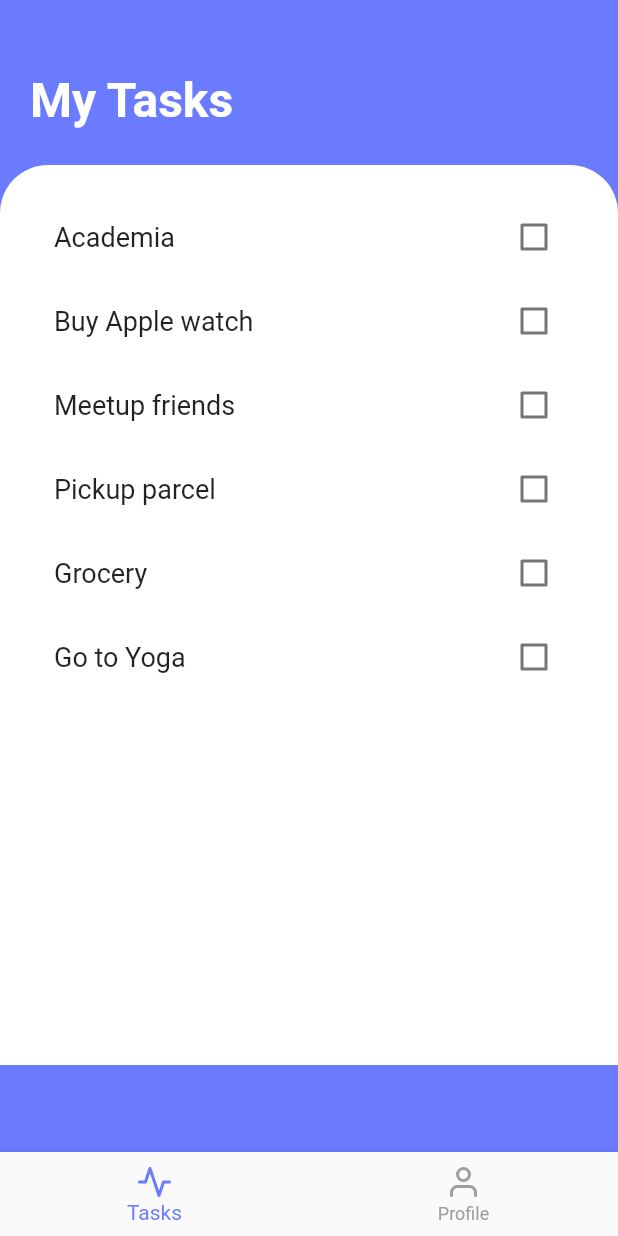
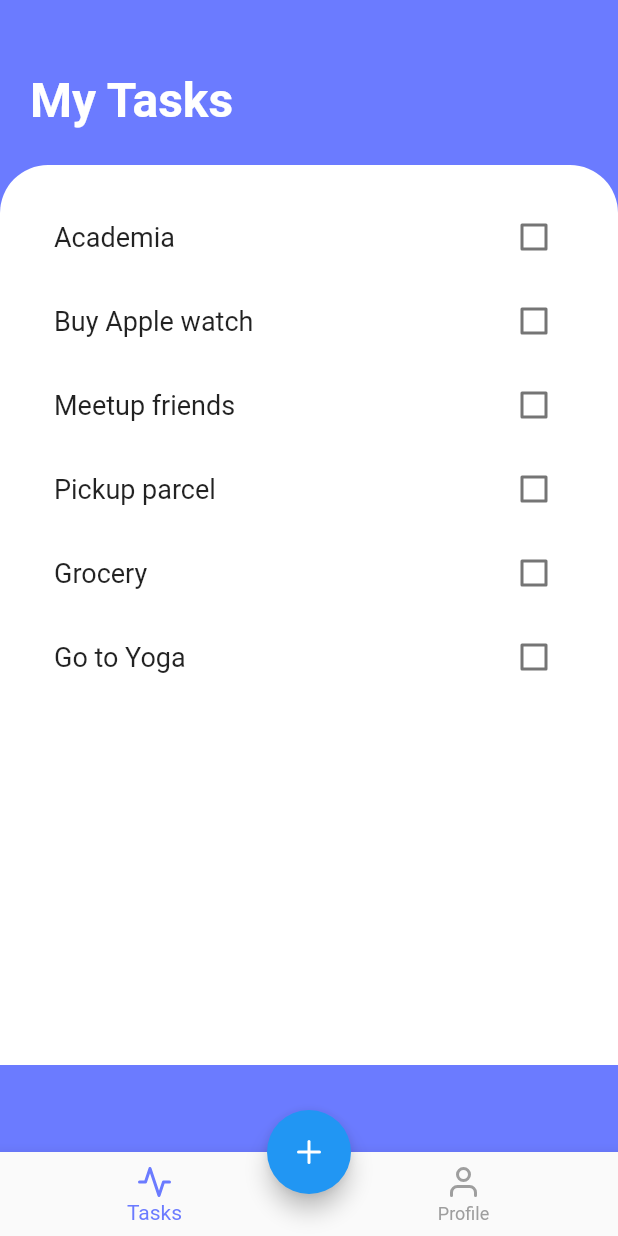
Before and after one commit to Wandersonjack/tomate-timer, a Flutter app: the screen it shows after launch, on a phone screen of 412 x 824 dp. Run offline on Flutter 3.47's test engine with Material 2 defaults, Android fonts, the phone set to English and light mode, and no system bars; our stand-ins replace flutter_feather_icons; missing offline and left inert: flutter_sound; Roboto replaces fonts that are missing (SF Compact Display).

Commit message:
add floating action button

```diff
--- a/lib/screens/home_screen.dart
+++ b/lib/screens/home_screen.dart
@@ -36,7 +36,7 @@ class _HomeScreenState extends State<HomeScreen> {
       body: SafeArea(
         child: PageView(
           controller: _pageController,
-          onPageChanged: (index){
+          onPageChanged: (index) {
             setState(() {
               _currentIndex = index;
             });
@@ -64,15 +64,24 @@ class _HomeScreenState extends State<HomeScreen> {
           ),
         ],
       ),
+      floatingActionButtonLocation: FloatingActionButtonLocation.centerDocked,
+      floatingActionButton: FloatingActionButton(
+        onPressed: () {},
+        child: Icon(
+          FeatherIcons.plus,
+        ),
+      ),
     );
   }
 
-
-  void _onTappedItem(int index){
-    setState((){
+  void _onTappedItem(int index) {
+    setState(() {
       _currentIndex = index;
-      _pageController.animateToPage(index, duration: Duration(microseconds: 500,), curve: Curves.easeOut);
+      _pageController.animateToPage(index,
+          duration: Duration(
+            microseconds: 500,
+          ),
+          curve: Curves.easeOut);
     });
   }
-
 }
```
